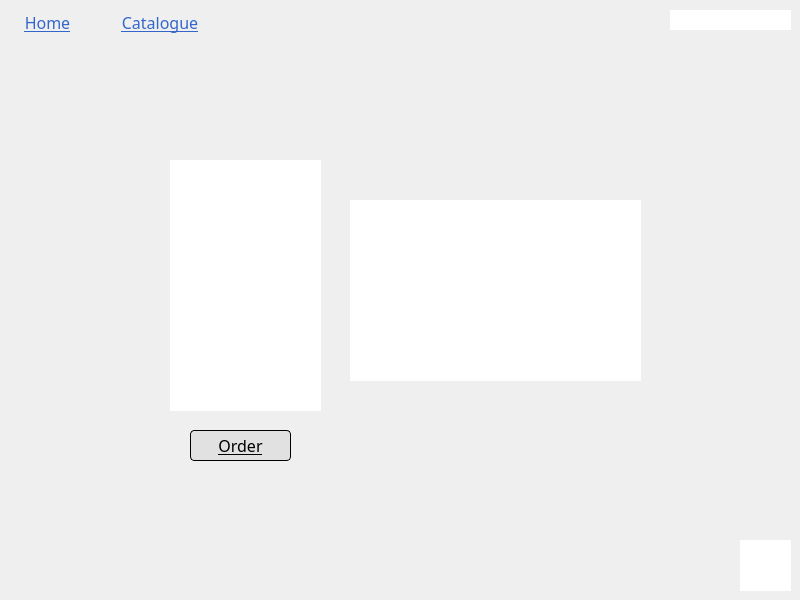
First picture: the form in member_book_order_screen.ui, repository MrCooperGit/Assessment-2_Library-Management-System, before the edit.
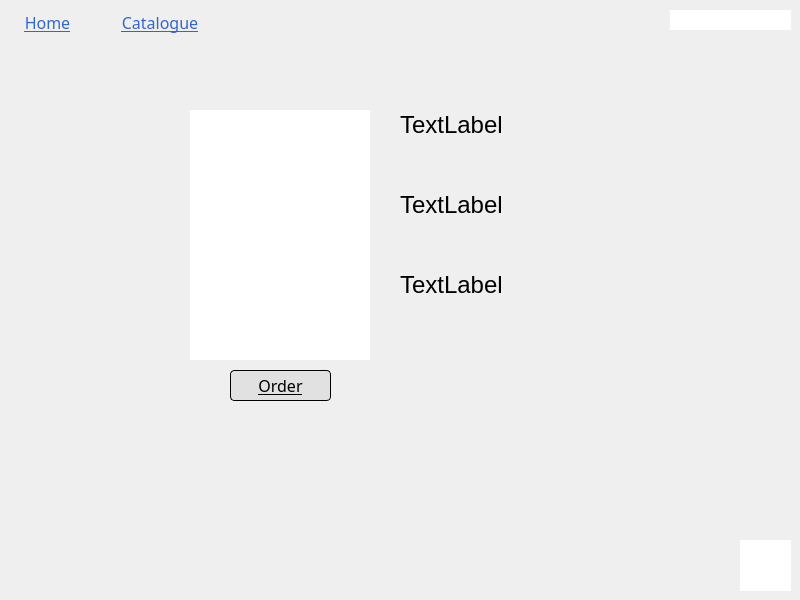
Second picture: the form after the edit.

Commit message: Added edit book functionality + various small changes and fixes

Patch:
```diff
--- a/member_book_order_screen.ui
+++ b/member_book_order_screen.ui
@@ -118,8 +118,8 @@
   <widget class="QPushButton" name="pushButton_order">
    <property name="geometry">
     <rect>
-     <x>190</x>
-     <y>430</y>
+     <x>230</x>
+     <y>370</y>
      <width>101</width>
      <height>31</height>
     </rect>
@@ -146,10 +146,10 @@
   <widget class="QLabel" name="label">
    <property name="geometry">
     <rect>
-     <x>170</x>
-     <y>160</y>
-     <width>151</width>
-     <height>251</height>
+     <x>190</x>
+     <y>110</y>
+     <width>180</width>
+     <height>250</height>
     </rect>
    </property>
    <property name="styleSheet">
@@ -162,17 +162,55 @@
   <widget class="QLabel" name="label_2">
    <property name="geometry">
     <rect>
-     <x>350</x>
-     <y>200</y>
-     <width>291</width>
-     <height>181</height>
+     <x>400</x>
+     <y>100</y>
+     <width>371</width>
+     <height>50</height>
     </rect>
    </property>
-   <property name="styleSheet">
-    <string notr="true">background-color: rgb(255, 255, 255);</string>
+   <property name="font">
+    <font>
+     <pointsize>18</pointsize>
+    </font>
    </property>
    <property name="text">
-    <string/>
+    <string>TextLabel</string>
+   </property>
+  </widget>
+  <widget class="QLabel" name="label_author">
+   <property name="geometry">
+    <rect>
+     <x>400</x>
+     <y>180</y>
+     <width>371</width>
+     <height>50</height>
+    </rect>
+   </property>
+   <property name="font">
+    <font>
+     <pointsize>18</pointsize>
+    </font>
+   </property>
+   <property name="text">
+    <string>TextLabel</string>
+   </property>
+  </widget>
+  <widget class="QLabel" name="label_id">
+   <property name="geometry">
+    <rect>
+     <x>400</x>
+     <y>260</y>
+     <width>371</width>
+     <height>50</height>
+    </rect>
+   </property>
+   <property name="font">
+    <font>
+     <pointsize>18</pointsize>
+    </font>
+   </property>
+   <property name="text">
+    <string>TextLabel</string>
    </property>
   </widget>
  </widget>
```
Left out of the diff: 2 changed lines with no effect on the pictures. The commit also changes 13 other files.
